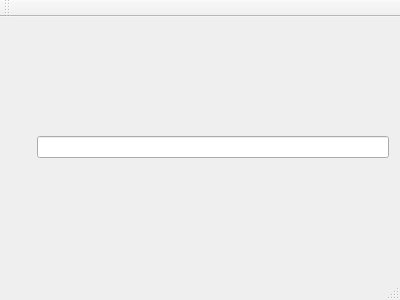
lzh9102/qtypist, file mainwindow.ui: the form before one commit.
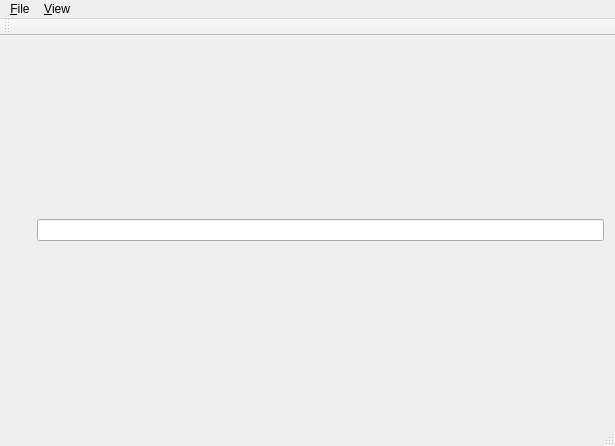
The form after the commit. Icons and pictures are not drawn.

Commit message: Add some menu and actions.

Diff of the .ui file:
```diff
--- a/mainwindow.ui
+++ b/mainwindow.ui
@@ -6,8 +6,8 @@
    <rect>
     <x>0</x>
     <y>0</y>
-    <width>400</width>
-    <height>300</height>
+    <width>615</width>
+    <height>446</height>
    </rect>
   </property>
   <property name="windowTitle">
@@ -66,10 +66,24 @@
     <rect>
      <x>0</x>
      <y>0</y>
-     <width>400</width>
+     <width>615</width>
      <height>24</height>
     </rect>
    </property>
+   <widget class="QMenu" name="menuFile">
+    <property name="title">
+     <string>&amp;File</string>
+    </property>
+    <addaction name="actionExit"/>
+   </widget>
+   <widget class="QMenu" name="menuView">
+    <property name="title">
+     <string>&amp;View</string>
+    </property>
+    <addaction name="actionUnderline"/>
+   </widget>
+   <addaction name="menuFile"/>
+   <addaction name="menuView"/>
   </widget>
   <widget class="QToolBar" name="mainToolBar">
    <attribute name="toolBarArea">
```
Left out of the diff: 18 changed lines with no effect on the pictures. The commit also changes 3 other files.
